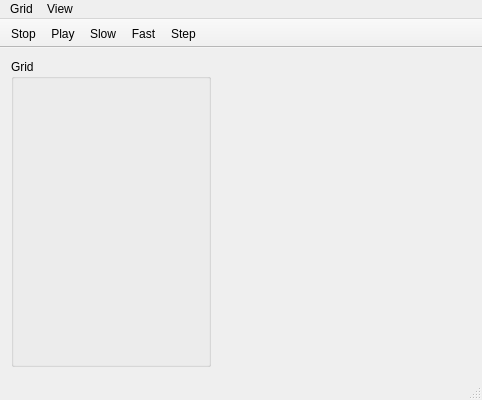
taliesinb/floatworld, file gui/mainwindow.ui: the form before one commit.
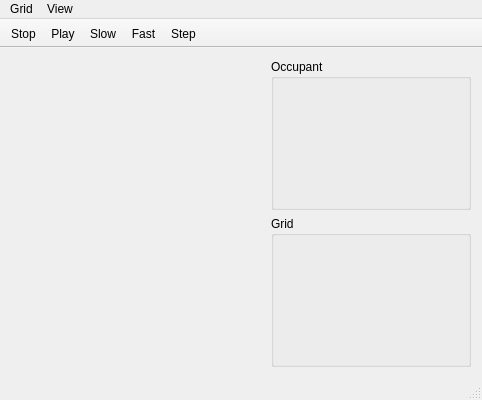
The form after the commit. Icons and pictures are not drawn. Custom widgets are drawn as their Qt base class.

Commit message: Working grid and creature inspectors, occasional crashes.

What changed in the file:
```diff
--- a/gui/mainwindow.ui
+++ b/gui/mainwindow.ui
@@ -24,21 +24,8 @@
     <property name="sizeConstraint">
      <enum>QLayout::SetMinimumSize</enum>
     </property>
-    <item row="1" column="0">
+    <item row="2" column="0">
      <layout class="QHBoxLayout" name="horizontalLayout">
-      <item>
-       <widget class="QGroupBox" name="groupBox">
-        <property name="maximumSize">
-         <size>
-          <width>200</width>
-          <height>400</height>
-         </size>
-        </property>
-        <property name="title">
-         <string>Grid</string>
-        </property>
-       </widget>
-      </item>
       <item>
        <widget class="GridWidget" name="gridWidget" native="true">
         <property name="sizePolicy">
@@ -47,6 +34,39 @@
           <verstretch>0</verstretch>
          </sizepolicy>
         </property>
+        <zorder>verticalLayoutWidget</zorder>
+       </widget>
+      </item>
+     </layout>
+    </item>
+    <item row="2" column="1">
+     <layout class="QVBoxLayout" name="verticalLayout">
+      <item>
+       <widget class="QGroupBox" name="occupantBox">
+        <property name="maximumSize">
+         <size>
+          <width>200</width>
+          <height>400</height>
+         </size>
+        </property>
+        <property name="title">
+         <string>Occupant</string>
+        </property>
+        <zorder>gridBox</zorder>
+        <zorder>gridBox</zorder>
+       </widget>
+      </item>
+      <item>
+       <widget class="QGroupBox" name="gridBox">
+        <property name="maximumSize">
+         <size>
+          <width>200</width>
+          <height>400</height>
+         </size>
+        </property>
+        <property name="title">
+         <string>Grid</string>
+        </property>
        </widget>
       </item>
      </layout>
```
Left out of the diff: 2 changed lines with no effect on the pictures. The commit also changes 12 other files.
